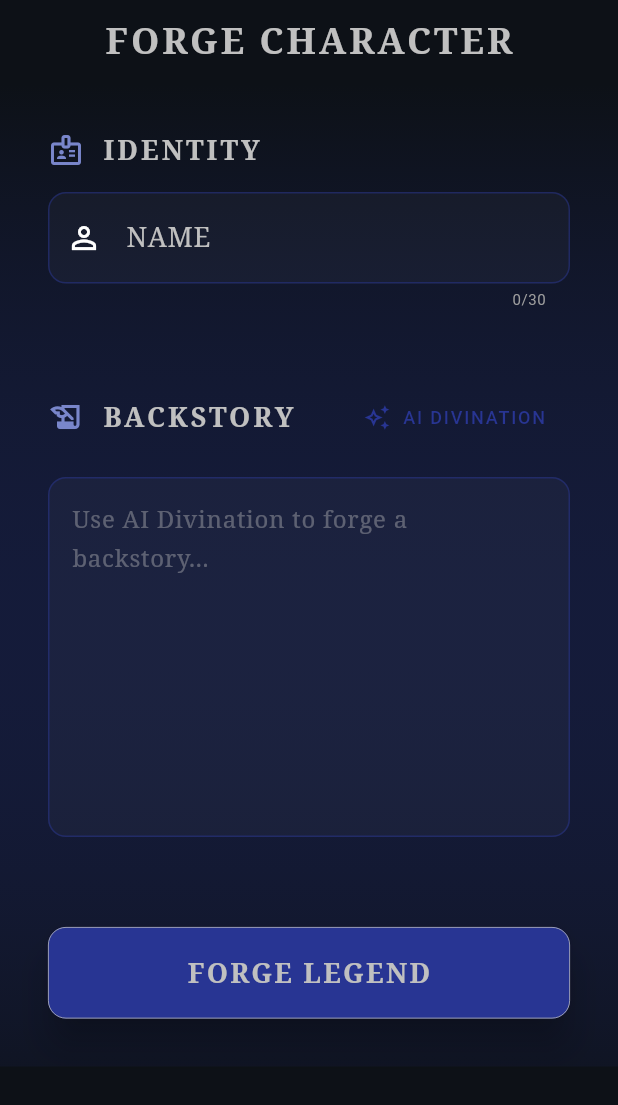
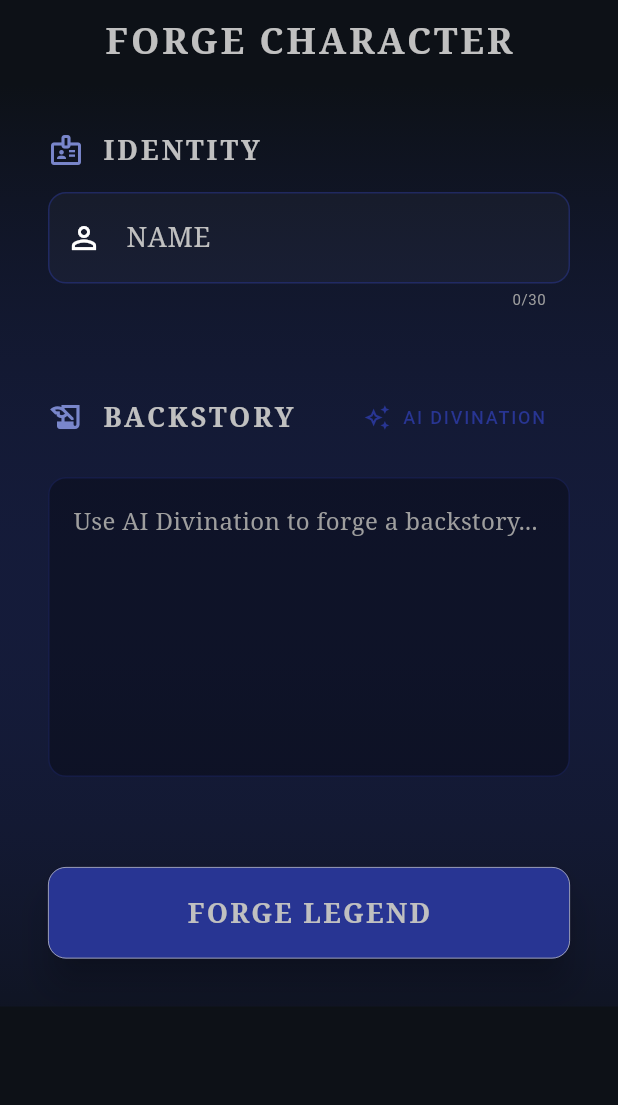
Before and after one commit to RobLobsta/Grim_Fable, a Flutter app: the CharacterCreationScreen screen opened by its route, on a phone screen of 412 x 824 dp. Shown: the top 1105 px of the screen. Run offline on Flutter 3.47's test engine with Material 3 defaults, Android fonts, the phone set to English and light mode, and no system bars; our stand-ins replace dio, flutter_markdown, flutter_riverpod, go_router, hive, hive_flutter; accounts and stored records are empty.

Commit message:
feat: implement adventure suggestion fixes and persistent character inventory
- Updated Character model to include persistent inventory and updated Hive adapter.
- Improved adventure suggestions: now requests 4 brief one-line hooks and automatically strips "Suggestion X" and numeric prefixes.
- Shortened AI backstory generation to 3-4 concise sentences.
- Fixed backstory UI to be non-interactive (scrollable but not clickable/focusable) on both creation and selection screens.
- Added chest icon for inventory access on Home and Adventure screens.
- Implemented vertical list InventoryDialog.

Co-authored-by: RobLobsta <197544388+RobLobsta@users.noreply.github.com>

```diff
--- a/grim_fable/lib/core/models/character.dart
+++ b/grim_fable/lib/core/models/character.dart
@@ -20,12 +20,16 @@ class Character extends HiveObject {
   @HiveField(4)
   final DateTime lastPlayedAt;
 
+  @HiveField(5)
+  final List<String> inventory;
+
   Character({
     required this.id,
     required this.name,
     this.backstory = '',
     required this.createdAt,
     required this.lastPlayedAt,
+    this.inventory = const [],
   });
 
   factory Character.create({required String name, String backstory = ''}) {
@@ -36,6 +40,7 @@ class Character extends HiveObject {
       backstory: backstory,
       createdAt: now,
       lastPlayedAt: now,
+      inventory: const [],
     );
   }
 
@@ -43,6 +48,7 @@ class Character extends HiveObject {
     String? name,
     String? backstory,
     DateTime? lastPlayedAt,
+    List<String>? inventory,
   }) {
     return Character(
       id: id,
@@ -50,6 +56,7 @@ class Character extends HiveObject {
       backstory: backstory ?? this.backstory,
       createdAt: createdAt,
       lastPlayedAt: lastPlayedAt ?? this.lastPlayedAt,
+      inventory: inventory ?? this.inventory,
     );
   }
 }
--- a/grim_fable/lib/core/services/fake_ai_service.dart
+++ b/grim_fable/lib/core/services/fake_ai_service.dart
@@ -16,7 +16,7 @@ class FakeAIService implements AIService {
   @override
   Future<String> generateBackstory(String characterName) async {
     await Future.delayed(const Duration(seconds: 2));
-    return "$characterName was born under a blood-red moon in the dying village of Oakhaven. After the Great Blight took their family, they wandered the scorched wastes, guided by whispers from a locket that shouldn't be able to speak.\n\nNow, they seek the Shattered Throne, carrying a burden of guilt and a blade forged from star-fallen iron, hoping to find redemption or at least a meaningful end to their suffering.";
+    return "$characterName was born in the dying village of Oakhaven under a blood-red moon. After the Great Blight took their family, they wandered the scorched wastes guided by whispers from a haunted locket. Now, they seek the Shattered Throne, carrying a blade forged from star-fallen iron and a heavy burden of guilt.";
   }
 
   @override
@@ -36,7 +36,8 @@ class FakeAIService implements AIService {
     return [
       "Investigate the strange lights appearing in the ruins of the Old Watchtower.",
       "Seek out the hermit who claims to have a map to the Sunken City.",
-      "Defend the village from the spectral riders that appear at every full moon."
+      "Defend the village from the spectral riders that appear at every full moon.",
+      "Follow the trail of blood into the Whispering Woods."
     ];
   }
 }
--- a/grim_fable/lib/features/character/character_creation_screen.dart
+++ b/grim_fable/lib/features/character/character_creation_screen.dart
@@ -68,6 +68,13 @@ class _CharacterCreationScreenState extends ConsumerState<CharacterCreationScree
 
   Future<void> _saveCharacter() async {
     if (_formKey.currentState!.validate()) {
+      if (_backstoryController.text.trim().isEmpty) {
+        ScaffoldMessenger.of(context).showSnackBar(
+          const SnackBar(content: Text('A LEGEND REQUIRES A PAST')),
+        );
+        return;
+      }
+
       final character = Character.create(
         name: _nameController.text.trim(),
         backstory: _backstoryController.text.trim(),
@@ -145,21 +152,29 @@ class _CharacterCreationScreenState extends ConsumerState<CharacterCreationScree
                   ],
                 ),
                 const SizedBox(height: 16),
-                TextFormField(
-                  controller: _backstoryController,
-                  maxLines: 8,
-                  readOnly: true,
-                  decoration: const InputDecoration(
-                    hintText: 'Use AI Divination to forge a backstory...',
-                    alignLabelWithHint: true,
+                Container(
+                  height: 200,
+                  padding: const EdgeInsets.all(16),
+                  decoration: BoxDecoration(
+                    color: Colors.black.withOpacity(0.3),
+                    borderRadius: BorderRadius.circular(12),
+                    border: Border.all(
+                      color: Theme.of(context).colorScheme.primary.withOpacity(0.3),
+                    ),
                   ),
-                  style: const TextStyle(fontFamily: 'Serif', fontSize: 16, height: 1.6),
-                  validator: (value) {
-                    if (value == null || value.trim().isEmpty) {
-                      return 'A LEGEND REQUIRES A PAST';
-                    }
-                    return null;
-                  },
+                  child: SingleChildScrollView(
+                    child: Text(
+                      _backstoryController.text.isEmpty
+                          ? 'Use AI Divination to forge a backstory...'
+                          : _backstoryController.text,
+                      style: TextStyle(
+                        fontFamily: 'Serif',
+                        fontSize: 16,
+                        height: 1.6,
+                        color: _backstoryController.text.isEmpty ? Colors.grey : Colors.white,
+                      ),
+                    ),
+                  ),
                 ),
                 const SizedBox(height: 60),
                 ElevatedButton(
```
Also changed, not shown: grim_fable/lib/core/services/hf_ai_service.dart (+11 -5 lines), grim_fable/lib/features/adventure/adventure_screen.dart (+22 -2 lines), grim_fable/lib/features/home/home_screen.dart (+12 -0 lines), grim_fable/lib/shared/widgets/inventory_dialog.dart (added, +63 -0 lines), grim_fable/lib/core/models/character.g.dart, 1 other file.
